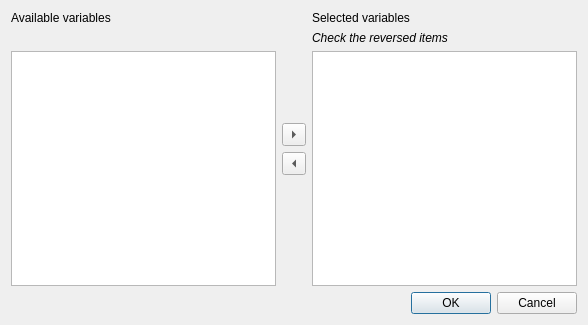
cogstat/cogstat, file cogstat/ui/reliability_internal.ui: the form before one commit.
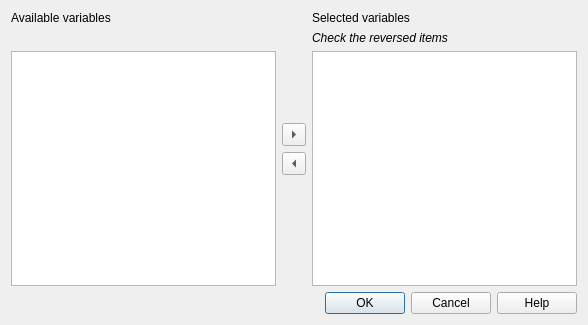
The form after the commit.

Commit message: Add Help buttons to dialogs

Diff of the .ui file:
```diff
--- a/cogstat/ui/reliability_internal.ui
+++ b/cogstat/ui/reliability_internal.ui
@@ -137,11 +137,17 @@
      <property name="enabled">
       <bool>true</bool>
      </property>
+     <property name="sizePolicy">
+      <sizepolicy hsizetype="Expanding" vsizetype="Fixed">
+       <horstretch>0</horstretch>
+       <verstretch>0</verstretch>
+      </sizepolicy>
+     </property>
      <property name="orientation">
       <enum>Qt::Horizontal</enum>
      </property>
      <property name="standardButtons">
-      <set>QDialogButtonBox::Cancel|QDialogButtonBox::Ok</set>
+      <set>QDialogButtonBox::Cancel|QDialogButtonBox::Help|QDialogButtonBox::Ok</set>
      </property>
      <property name="centerButtons">
       <bool>false</bool>
```
Left out of the diff: 3 changed lines with no effect on the pictures. The commit also changes 40 other files.
